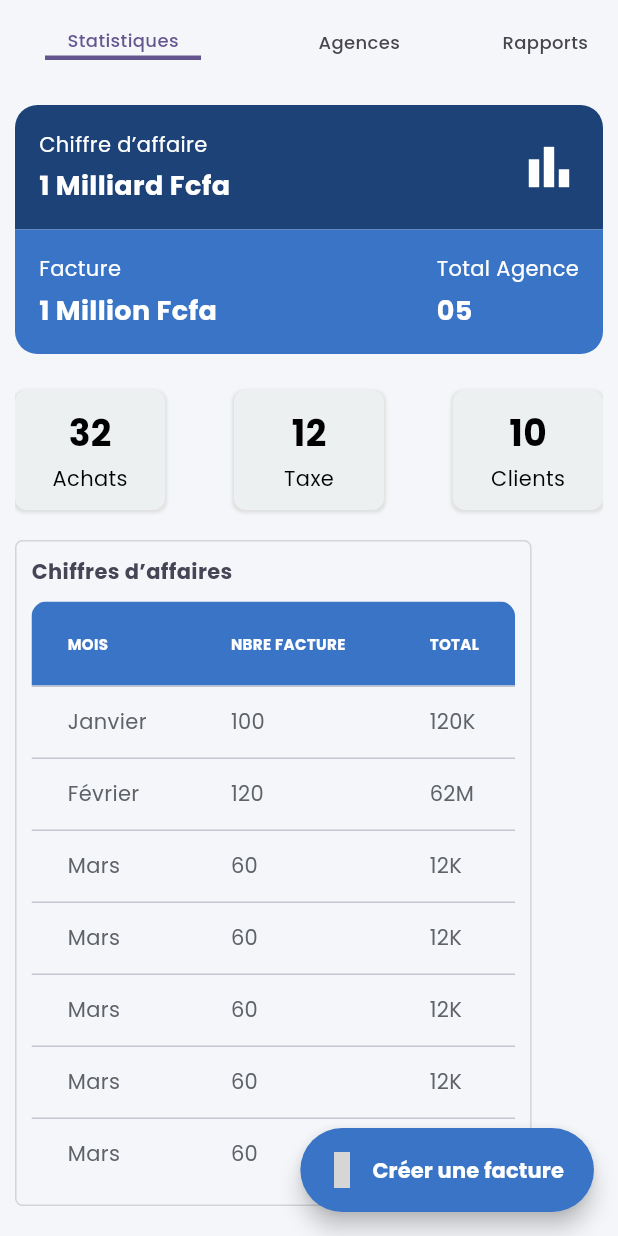
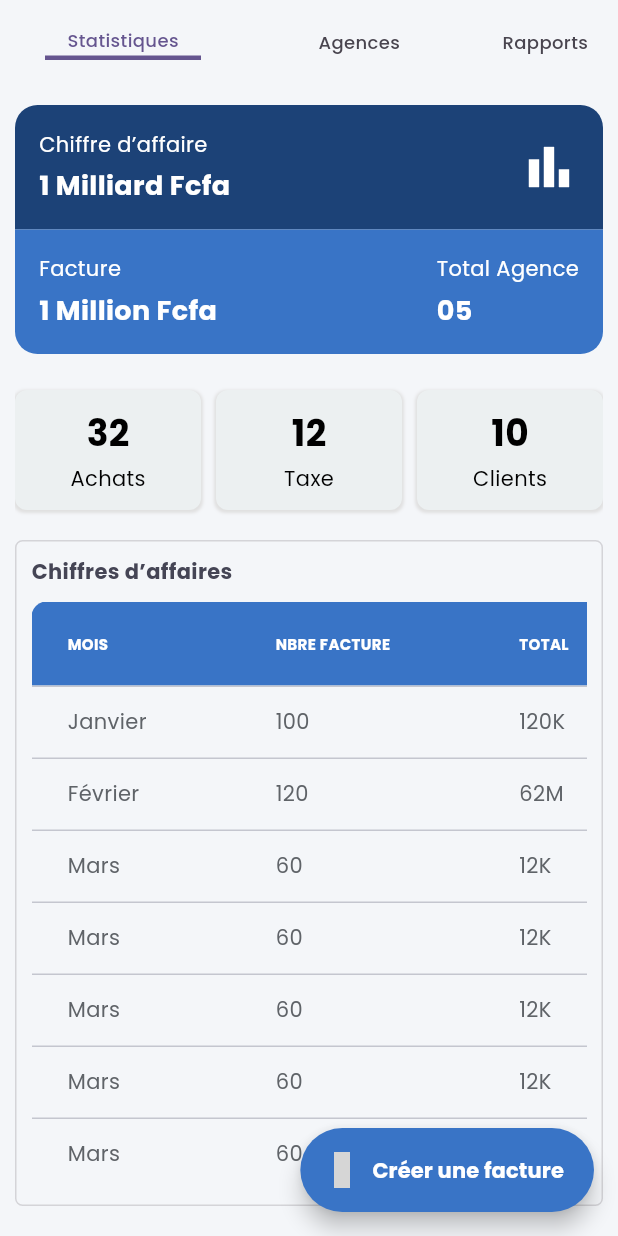
Before and after one commit to Djenh/TaxPayer, a Flutter app: the DashboardPage screen opened directly, scrolled down 157 dp, on a phone screen of 412 x 824 dp. Run offline on Flutter 3.47's test engine with Material 3 defaults, Android fonts, the phone set to English and light mode, and no system bars; our stand-ins replace cached_network_image, connectivity_plus, dartz, diacritic, dio, flutter_dotenv and 19 more; missing offline and left inert: dotted_dashed_line, flutter_regex, mobile_scanner, talker_dio_logger; accounts and stored records are empty; generated files the repository leaves out were written again; project files that could hold a hidden picture were left out; grey boxes are pictures that could not be loaded.

Commit message:
rebase origin/josh-develop

```diff
--- a/lib/presentation/features/dashoard/screens/dashboard_page.dart
+++ b/lib/presentation/features/dashoard/screens/dashboard_page.dart
@@ -362,32 +362,41 @@ class _DashboardPageState extends State<DashboardPage> {
                         Row(
                           mainAxisAlignment: MainAxisAlignment.spaceBetween,
                           children: [
-                            KStatisticard(
+                            Expanded(
+                              child: KStatisticard(
                                 title: "32",
                                 subTitle:  "Achats",
                                 onPressed: (){
 
                                 },
-                              width: 100,
                                 height: 80,
                               ),
-                            KStatisticard(
+                            ),
+                            const SizedBox(
+                              width: padding,
+                            ),
+                            Expanded(
+                              child: KStatisticard(
                                 title: "12",
                                 subTitle:  "Taxe",
                                 onPressed: (){
 
                                 },
-                              width: 100,
                                 height: 80,
                               ),
-                            KStatisticard(
-                              width: 100,
+                            ),
+                            const SizedBox(
+                              width: padding,
+                            ),
+                            Expanded(
+                              child: KStatisticard(
                                 height: 80,
                                 title: "10",
                                 subTitle:  "Clients",
                                 onPressed: (){
 
                                 },
+                              ),
                             ),
                           ],
                         ),
@@ -410,6 +419,8 @@ class _DashboardPageState extends State<DashboardPage> {
                                 const SizedBox(height: 10),
                                 SingleChildScrollView(
                                   scrollDirection: Axis.horizontal,
+                                  child: SizedBox(
+                                    width: MediaQuery.of(context).size.width,
                                     child: ClipRRect(
                                       borderRadius: BorderRadius.circular(10),
                                       child: DataTable(
@@ -461,6 +472,7 @@ class _DashboardPageState extends State<DashboardPage> {
                                             DataCell(Text("12K")),
                                           ]),
                                         ],
+                                      ),
                                     ),
                                   ),
                                 ),
```
Lines whose indentation alone changed are shown as unchanged.
